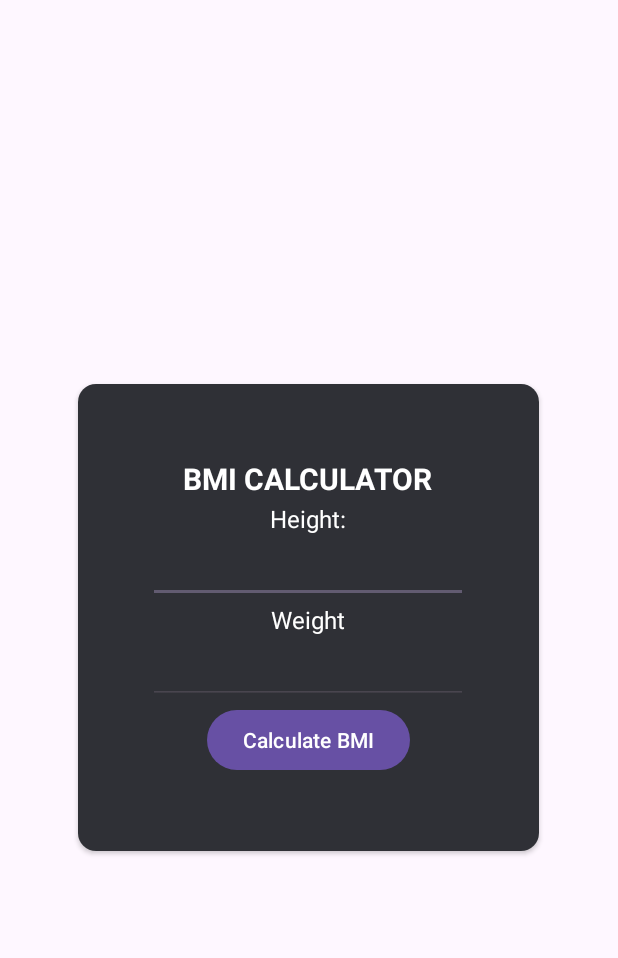
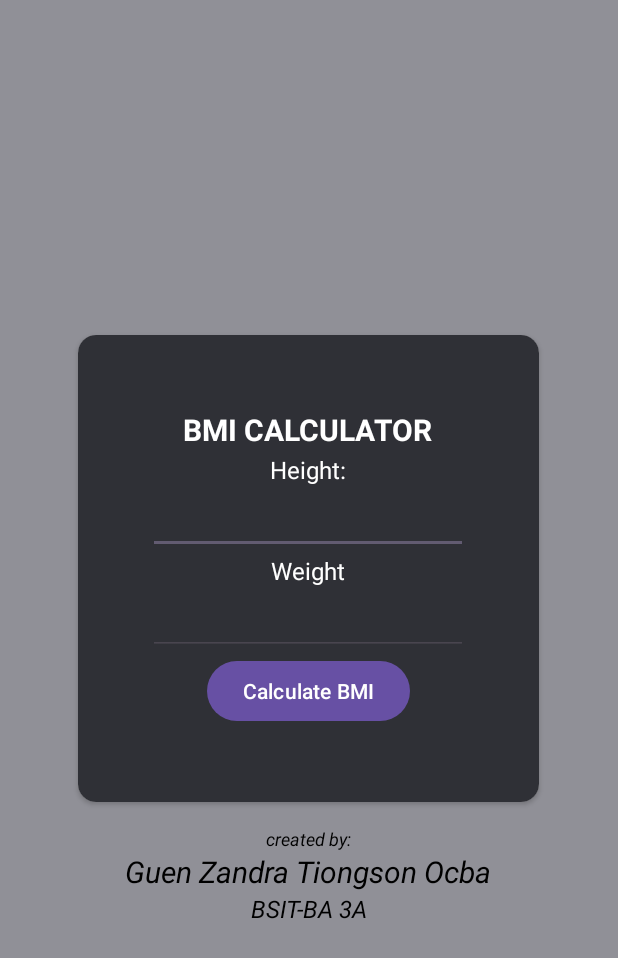
Before and after one commit to guenzandra/simple_bmi_calculator_using_Android_Studio, an Android app: the screen it shows after launch (MainActivity), on a phone screen of 412 x 824 dp. Shown: the top 958 px of the screen. Run offline under Robolectric (Android 15) with nearby library versions, the phone set to English and light mode, and no system bars.

Commit message:
Initial commit;

```diff
--- a/app/src/main/res/layout/activity_main.xml
+++ b/app/src/main/res/layout/activity_main.xml
@@ -8,7 +8,9 @@
     android:layout_height="match_parent"
     android:orientation="vertical"
     android:gravity="center"
-    tools:context=".MainActivity">
+    tools:context=".MainActivity"
+    android:background="@color/material_dynamic_neutral60">
+
 
     <androidx.cardview.widget.CardView
         android:layout_width="wrap_content"
@@ -80,4 +82,31 @@
         </LinearLayout>
     </androidx.cardview.widget.CardView>
 
+    <TextView
+        android:id="@+id/textViewcreated"
+        android:layout_width="wrap_content"
+        android:layout_height="wrap_content"
+        android:text="created by:"
+        android:textColor="@color/black"
+        android:textSize="12sp"
+        android:textStyle="italic"/>
+
+    <TextView
+        android:id="@+id/textViewname"
+        android:layout_width="wrap_content"
+        android:layout_height="wrap_content"
+
+        android:text="Guen Zandra Tiongson Ocba"
+        android:textColor="@color/black"
+        android:textSize="20sp"
+        android:textStyle="italic"/>
+    <TextView
+        android:id="@+id/textViewyearlvl"
+        android:layout_width="wrap_content"
+        android:layout_height="wrap_content"
+        android:text="BSIT-BA 3A"
+        android:textColor="@color/black"
+        android:textSize="16sp"
+        android:textStyle="italic"/>
+
 </LinearLayout>
```
